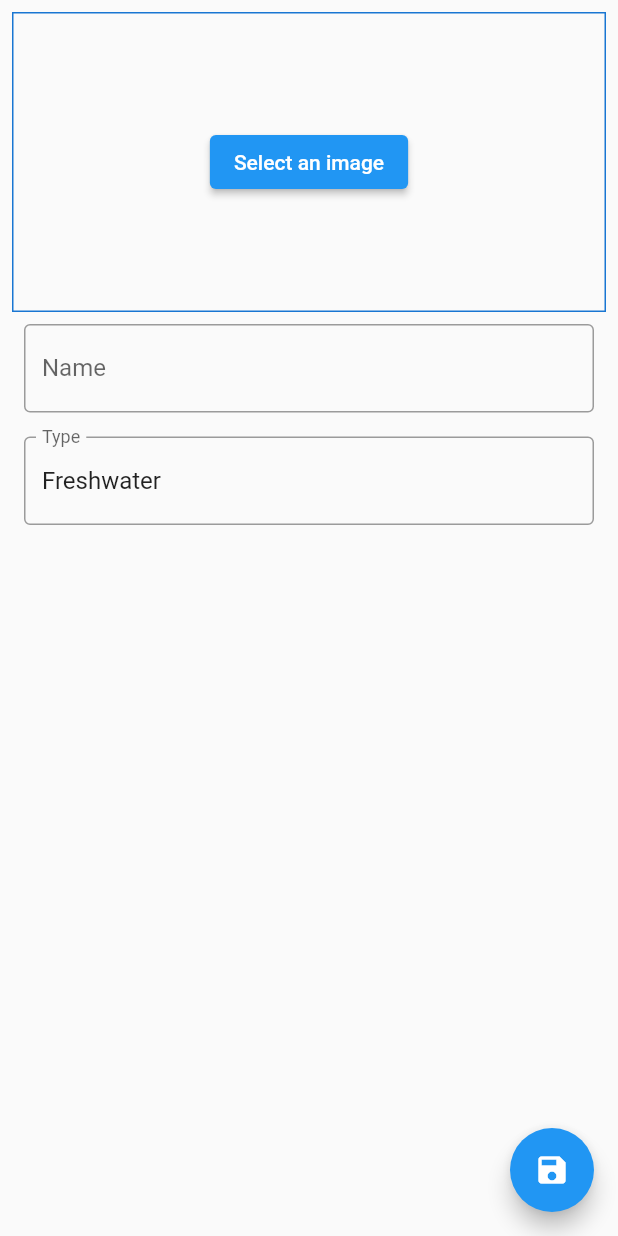
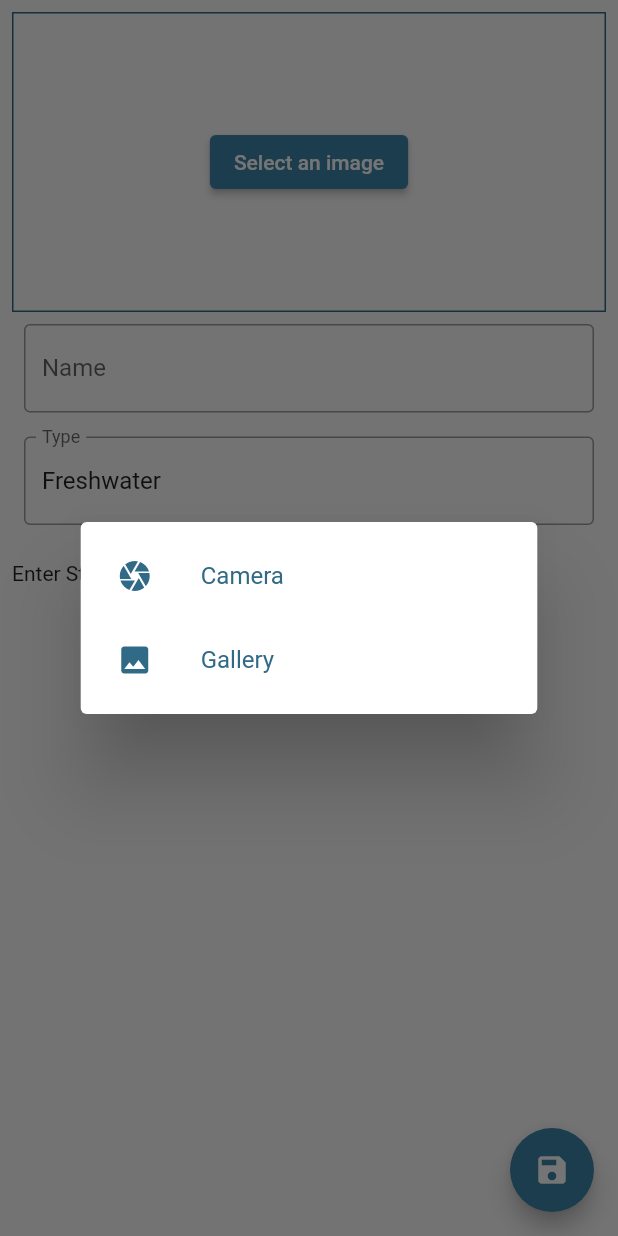
Before and after one commit to newagestriker/aqua_hobby, a Flutter app: the EditTankScreen screen opened directly with empty values, after a tap on "Select an image", on a phone screen of 412 x 824 dp. Run offline on Flutter 3.47's test engine with Material 2 defaults, Android fonts, the phone set to English and light mode, and no system bars; our stand-ins replace dartz, flutter_bloc, freezed_annotation, hydrated_bloc, image_picker; missing offline and left inert: dart:html.

Commit message:
Restructure code

```diff
--- a/lib/application/services/image-chooser-service.dart
+++ b/lib/application/services/image-chooser-service.dart
@@ -5,16 +5,16 @@ import 'package:image_picker/image_picker.dart';
 import 'package:path/path.dart';
 import 'package:path_provider/path_provider.dart';
 
-class ImageChooserService extends ImageChooserServiceBase<Future<File?>> {
+class ImageChooserService extends ImageChooserServiceBase<Future<File?>,ImageSource> {
   final ImagePicker _picker = ImagePicker();
 
-  ImageChooserService(ImageChoosingStrategy strategy) {
-    this.strategy = strategy;
+  ImageChooserService(ImageSource source) {
+    strategy = source;
   }
 
   @override
   Future<File?> getImage() async {
-    final XFile? photo = await _picker.pickImage(source: ImageSource.camera);
+    final XFile? photo = await _picker.pickImage(source: strategy);
     if (photo == null) {
       return Future(() => null);
     }
--- a/lib/application/state-management/actions/tank-view-actions.dart
+++ b/lib/application/state-management/actions/tank-view-actions.dart
@@ -1,7 +1,8 @@
-import 'package:aqua_hobby/presentation/state-management/actions/common.dart';
+
 import 'package:flutter/material.dart';
 
 import '../../../domain/tank-setup/models/tank.dart';
+import 'common.dart';
 
 @immutable
 class SetTankAction extends TankAction {
--- a/lib/application/state-management/blocs/tank.dart
+++ b/lib/application/state-management/blocs/tank.dart
@@ -1,10 +1,10 @@
 import 'dart:developer';
 
 import 'package:aqua_hobby/domain/tank-setup/models/tank.dart';
-import 'package:aqua_hobby/presentation/state-management/actions/tank-view-actions.dart';
 import 'package:hydrated_bloc/hydrated_bloc.dart';
 
 import '../actions/common.dart';
+import '../actions/tank-view-actions.dart';
 import '../tank-state.dart';
 
 class TankBloc extends HydratedBloc<TankAction, TankState> {
--- a/lib/domain/shared/contracts/image-chooser-service-base.dart
+++ b/lib/domain/shared/contracts/image-chooser-service-base.dart
@@ -1,7 +1,5 @@
-abstract class ImageChooserServiceBase<TResult> {
-  late ImageChoosingStrategy strategy;
+abstract class ImageChooserServiceBase<TResult,TStrategy> {
+ late TStrategy strategy;
 
   TResult getImage();
 }
-
-enum ImageChoosingStrategy { camera, gallery }
--- a/lib/main.dart
+++ b/lib/main.dart
@@ -1,6 +1,6 @@
 import 'package:aqua_hobby/presentation/screens/dashboard-screen/main-view.dart';
 import 'package:aqua_hobby/presentation/screens/edit-tank-screen/main-view.dart';
-import 'package:aqua_hobby/presentation/state-management/blocs/tank.dart';
+import 'package:aqua_hobby/application/state-management/blocs/tank.dart';
 import 'package:aqua_hobby/presentation/utils/create-material-color.dart';
 import 'package:flutter/material.dart';
 import 'package:flutter_bloc/flutter_bloc.dart';
--- a/lib/presentation/screens/dashboard-screen/main-view.dart
+++ b/lib/presentation/screens/dashboard-screen/main-view.dart
@@ -4,9 +4,10 @@ import 'package:aqua_hobby/presentation/screens/edit-tank-screen/main-view.dart'
 import 'package:flutter/material.dart';
 import 'package:flutter_bloc/flutter_bloc.dart';
 
+import '../../../application/state-management/blocs/tank.dart';
+import '../../../application/state-management/tank-state.dart';
 import '../../../domain/tank-setup/models/tank.dart';
-import '../../state-management/blocs/tank.dart';
-import '../../state-management/tank-state.dart';
+
 
 class DashboardScreen extends StatelessWidget {
   const DashboardScreen({Key? key}) : super(key: key);
--- a/lib/presentation/screens/dashboard-screen/tank-view.dart
+++ b/lib/presentation/screens/dashboard-screen/tank-view.dart
@@ -3,10 +3,11 @@ import 'dart:io';
 import 'package:aqua_hobby/domain/tank-setup/models/tank.dart';
 import 'package:aqua_hobby/presentation/enums.dart';
 import 'package:aqua_hobby/presentation/screens/edit-tank-screen/main-view.dart';
-import 'package:aqua_hobby/presentation/state-management/actions/tank-view-actions.dart';
-import 'package:aqua_hobby/presentation/state-management/blocs/tank.dart';
 import 'package:flutter/material.dart';
 import 'package:flutter_bloc/flutter_bloc.dart';
+
+import '../../../application/state-management/actions/tank-view-actions.dart';
+import '../../../application/state-management/blocs/tank.dart';
 
 class TankView extends StatelessWidget {
   const TankView({Key? key, required this.tank, required this.position})
--- a/lib/presentation/screens/edit-tank-screen/main-view.dart
+++ b/lib/presentation/screens/edit-tank-screen/main-view.dart
@@ -1,15 +1,14 @@
+import 'dart:developer';
 import 'dart:io';
 
-import 'package:aqua_hobby/application/services/image-chooser-service.dart';
-import 'package:aqua_hobby/domain/shared/contracts/image-chooser-service-base.dart';
 import 'package:aqua_hobby/presentation/enums.dart';
 import 'package:aqua_hobby/presentation/shared/image-selection.dart';
-import 'package:aqua_hobby/presentation/state-management/actions/tank-view-actions.dart';
 import 'package:flutter/material.dart';
 import 'package:flutter_bloc/flutter_bloc.dart';
 
+import '../../../application/state-management/actions/tank-view-actions.dart';
+import '../../../application/state-management/blocs/tank.dart';
 import '../../../domain/tank-setup/models/tank.dart';
-import '../../state-management/blocs/tank.dart';
 
 class EditTankScreenArguments {
   final Tank tank;
@@ -29,6 +28,8 @@ class EditTankScreen extends StatefulWidget {
 }
 
 class _EditTankScreenState extends State<EditTankScreen> {
+  String startDate = "Enter Start Date";
+
   @override
   Widget build(BuildContext context) {
     final args =
@@ -36,10 +37,7 @@ class _EditTankScreenState extends State<EditTankScreen> {
     final Tank tank = args.tank;
     final TankEntryMode tankEntryMode = args.tankEntryMode;
     final int? position = args.position;
-    _onPressed() async {
-      File? imageFile =
-          await ImageChooserService(ImageChoosingStrategy.camera).getImage();
-
+    _onPressed(File? imageFile) async {
       setState(() {
         tank.tankPicPath = imageFile?.path ?? "";
       });
@@ -76,7 +74,28 @@ class _EditTankScreenState extends State<EditTankScreen> {
                     onChanged: (value) {
                       tank.setType(value);
                     },
-                    text: tank.type)
+                    text: tank.type),
+                Row(
+                  children: [
+                    Text(startDate),
+                    IconButton(
+                        color: Theme.of(context).primaryColor,
+                        onPressed: () async {
+                          DateTime? pickedDate = await showDatePicker(
+                              context: context,
+                              initialDate: DateTime.now(),
+                              firstDate: DateTime(1950),
+                              lastDate: DateTime.now());
+
+                          setState(() {
+                            startDate =
+                                "${pickedDate?.day}/${pickedDate?.month}/${pickedDate?.year}";
+                            log(startDate);
+                          });
+                        },
+                        icon: const Icon(Icons.calendar_month))
+                  ],
+                )
               ],
             ),
           ),
--- a/lib/presentation/shared/image-selection.dart
+++ b/lib/presentation/shared/image-selection.dart
@@ -1,36 +1,76 @@
 import 'dart:io';
 
 import 'package:flutter/material.dart';
+import 'package:image_picker/image_picker.dart';
 
-class ImageSelection extends StatefulWidget {
+import '../../application/services/image-chooser-service.dart';
+
+class ImageSelection extends StatelessWidget {
   ImageSelection({Key? key, this.imageFilePath, this.onPressed})
       : super(key: key);
   final String? imageFilePath;
-  VoidCallback? onPressed = () {};
+  Function(File?)? onPressed = (imageFile) {};
 
   @override
-  State<ImageSelection> createState() => _ImageSelectionState();
-}
+  Widget build(BuildContext context) {
+    _onPressed() {
+      showDialog(
+          context: context,
+          builder: (BuildContext context) => AlertDialog(
+                actions: <Widget>[
+                  ListTile(
+                    leading: Icon(
+                      Icons.camera,
+                      color: Theme.of(context).primaryColorDark,
+                    ),
+                    title: Text(
+                      "Camera",
+                      style:
+                          TextStyle(color: Theme.of(context).primaryColorDark),
+                    ),
+                    onTap: () async{
+                      Navigator.pop(context,"Camera");
+                      File? imageFile =
+                          await ImageChooserService(ImageSource.camera).getImage();
+                      onPressed!(imageFile);
+                    },
+                  ),
+                  ListTile(
+                    leading: Icon(
+                      Icons.image,
+                      color: Theme.of(context).primaryColorDark,
+                    ),
+                    title: Text(
+                      "Gallery",
+                      style:
+                          TextStyle(color: Theme.of(context).primaryColorDark),
+                    ),
+                    onTap: () async{
+                      Navigator.pop(context,"Gallery");
+                      File? imageFile =
+                          await ImageChooserService(ImageSource.gallery).getImage();
+                      onPressed!(imageFile);
+                    },
+                  )
+                ],
+              ));
+    }
 
-class _ImageSelectionState extends State<ImageSelection> {
-  @override
-  Widget build(BuildContext context) {
     return Container(
       height: 200.0,
       decoration: BoxDecoration(
         border: Border.all(color: Theme.of(context).primaryColorDark),
       ),
       width: MediaQuery.of(context).size.width,
-      child: widget.imageFilePath?.isEmpty ?? false
+      child: imageFilePath?.isEmpty ?? false
           ? Center(
               child: ElevatedButton(
-                  onPressed: widget.onPressed,
-                  child: const Text("Select an image")),
+                  onPressed: _onPressed, child: const Text("Select an image")),
             )
           : FittedBox(
               fit: BoxFit.fitHeight,
               clipBehavior: Clip.antiAlias,
-              child: Image.file(File(widget.imageFilePath!))),
+              child: Image.file(File(imageFilePath!))),
     );
   }
 }
--- a/pubspec.yaml
+++ b/pubspec.yaml
@@ -39,6 +39,8 @@ dependencies:
   hydrated_bloc: ^8.1.0
   json_annotation: ^4.7.0
   flutter_hooks: ^0.18.5+1
+  freezed_annotation: ^2.1.0
+  dartz: ^0.10.1
 
 dev_dependencies:
   flutter_test:
@@ -52,6 +54,7 @@ dev_dependencies:
   flutter_lints: ^1.0.0
   build_runner: ^2.2.1
   json_serializable: ^6.4.1
+  freezed: ^2.1.1
 
 
 # For information on the generic Dart part of this file, see the
```
Also changed, not shown: lib/domain/auth/value_objects.dart (+14 -14 lines), lib/domain/core/failures.dart (+9 -0 lines), lib/domain/core/value_object.dart (+24 -0 lines), lib/domain/core/value_validators.dart (+21 -0 lines), lib/presentation/utils/create-material-color.dart (+21 -0 lines), pubspec.lock.
